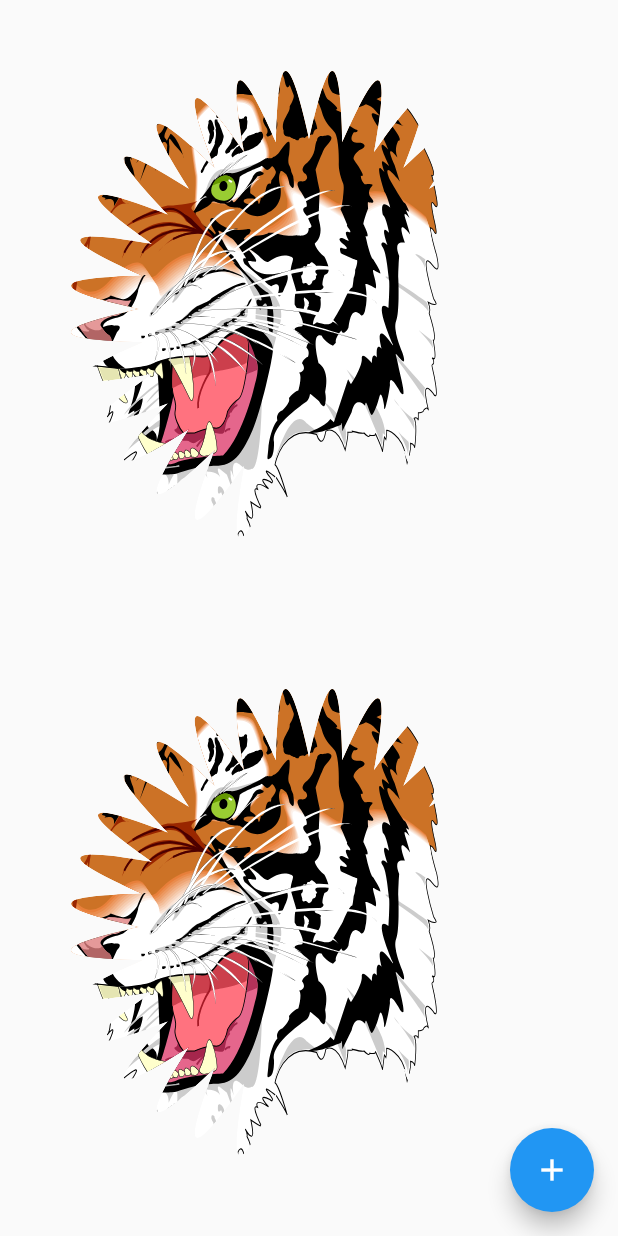
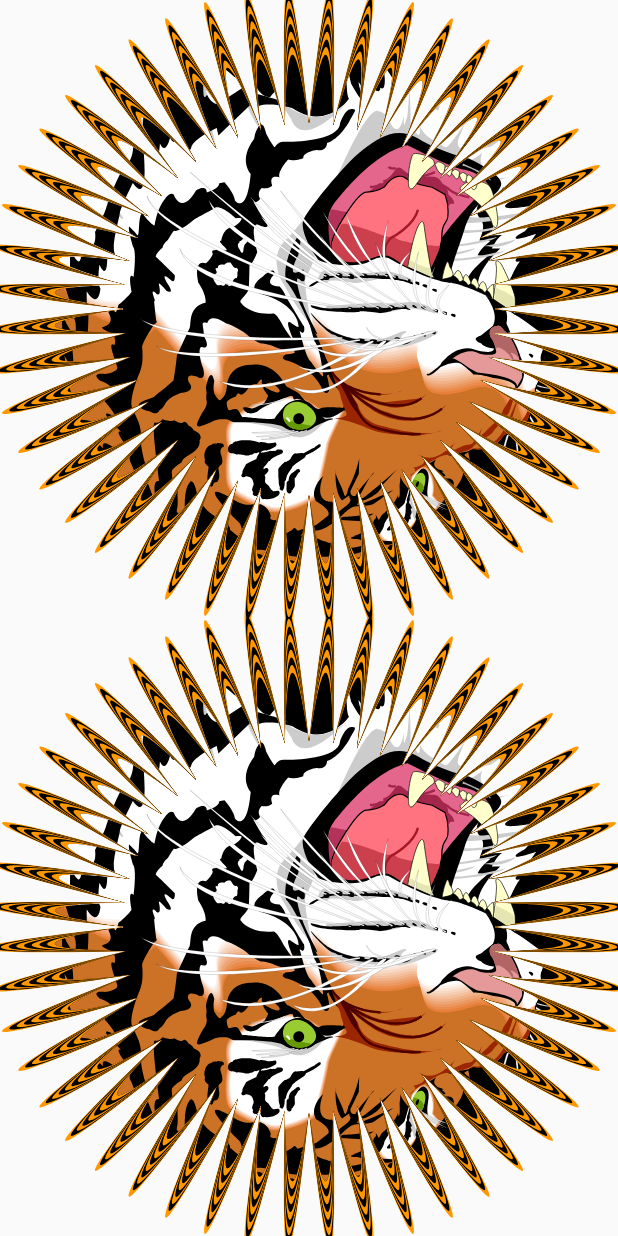
Before and after one commit to zanderso/spendy_rasters, a Flutter app: the screen it shows after launch, on a phone screen of 412 x 824 dp. Run offline on Flutter 3.47's test engine with Material 2 defaults, Android fonts, the phone set to English and light mode, and no system bars; our stand-ins replace flutter_svg.

Commit message:
Better nested clips

```diff
--- a/lib/main.dart
+++ b/lib/main.dart
@@ -3,11 +3,19 @@
 // found in the LICENSE file.
 
 import 'dart:math' as math;
-import 'dart:ui';
 
 import 'package:flutter/material.dart';
 import 'package:flutter_svg/svg.dart' as svg;
-import 'package:page_flip_builder/page_flip_builder.dart' as flip;
+
+const int kStarPoints = 48;   // Number of points on the star-shaped clips.
+                              //   higher -> slower
+const int kStarLayers = 10;   // Number of star-shaped clips stacked up.
+                              //   higher -> slower
+const int kTigerColumns = 1;  // Number of tigers per column in the scroll view
+                              // grid.
+                              //   higher -> slower
+const int kSpinDuration = 5;  // Tiger rotation period in seconds.
+                              //   lower -> faster spinning
 
 void main() {
   runApp(const MyApp());
@@ -18,75 +26,12 @@ class MyApp extends StatelessWidget {
 
   @override
   Widget build(BuildContext context) {
-    return MaterialApp(
+    return const MaterialApp(
       title: 'Flutter Demo',
-      theme: ThemeData(
-        primarySwatch: Colors.blue,
-      ),
-      home: const MyHomePage(title: 'Flutter Demo Home Page'),
-    );
-  }
-}
-
-class MyHomePage extends StatefulWidget {
-  const MyHomePage({super.key, required this.title});
-
-  final String title;
-
-  @override
-  State<MyHomePage> createState() => _MyHomePageState();
-}
-
-class _MyHomePageState extends State<MyHomePage> {
-  int _counter = 0;
-
-  void _incrementCounter() {
-    setState(() {
-      _counter++;
-    });
-  }
-
-  @override
-  Widget build(BuildContext context) {
-    return Scaffold(
-      // appBar: AppBar(
-      //   title: Text(widget.title),
-      // ),
-      body: Center(
-        child: PainfulTigerGrid(count: 200),
-      ),
-//         child: Column(
-//           mainAxisAlignment: MainAxisAlignment.center,
-//           children: <Widget>[
-//             // const Text(
-//             //   'You have pushed the button this many times:',
-//             // ),
-//             // AnimatedRotatingText(
-//             //   text: '$_counter',
-//             //   // style: Theme.of(context).textTheme.headlineMedium,
-//             // ),
-// //             PainfulParagraph(text:
-// // "On the other hand, we denounce with righteous indignation and dislike men who "
-// // "are so beguiled and demoralized by the charms of pleasure of the moment, so "
-// // "blinded by desire, that they cannot foresee the pain and trouble that are bound "
-// // "to ensue; and equal blame belongs to those who fail in their duty through "
-// // "weakness of will, which is the same as saying through shrinking from toil and "
-// // "pain. These cases are perfectly simple and easy to distinguish. In a free hour, "
-// // "when our power of choice is untrammelled and when nothing prevents our being "
-// // "able to do what we like best, every pleasure is to be welcomed and every pain "
-// // "avoided. But in certain circumstances and owing to the claims of duty or the "
-// // "obligations of business it will frequently occur that pleasures have to be "
-// // "repudiated and annoyances accepted. The wise man therefore always holds in "
-// // "these matters to this principle of selection: he rejects pleasures to secure "
-// // "other greater pleasures, or else he endures pains to avoid worse pains."),
-//             PainfulTigerGrid(count: 1),
-//           ],
-//         ),
-//      ),
-      floatingActionButton: FloatingActionButton(
-        onPressed: _incrementCounter,
-        tooltip: 'Increment',
-        child: const Icon(Icons.add),
+      home: Scaffold(
+        body: Center(
+          child: PainfulTigerGrid(count: 200),
+        ),
       ),
     );
   }
@@ -107,120 +52,43 @@ class PainfulAnimation extends StatefulWidget {
 class PainfulAnimationState extends State<PainfulAnimation>
                             with TickerProviderStateMixin {
   late AnimationController _rotationController;
-  late AnimationController _scaleController;
-  late AnimationController _clipController;
-  late AnimationController _flipController;
 
   @override
   void initState() {
     super.initState();
     _rotationController = AnimationController(
       vsync: this,
-      duration: const Duration(seconds: 2),
+      duration: const Duration(seconds: kSpinDuration),
     )
     ..repeat();
-
-    _scaleController = AnimationController(
-      vsync: this,
-      duration: const Duration(seconds: 2),
-    )
-    ..forward();
-    //..repeat(reverse: true);
-
-    _clipController = AnimationController(
-      vsync: this,
-      duration: const Duration(seconds: 15),
-    )
-    ..addListener(() {
-      setState(() {});
-    })
-    ..repeat();
-
-    _flipController = AnimationController(
-      vsync: this,
-      duration: const Duration(seconds: 1),
-    )
-    ..repeat(reverse: true);
   }
 
   @override
   void dispose() {
     _rotationController.dispose();
-    _scaleController.dispose();
-    _clipController.dispose();
-    _flipController.dispose();
     super.dispose();
   }
 
   @override
   Widget build(BuildContext context) {
-    return
-    ClipPath(
-      clipper: StarClipper(
-        32,
-        innerScale: 0.55,
-      ),
-      child: ClipPath(
+    Widget result = RotationTransition(
+      turns: _rotationController,
+      child: widget.child,
+    );
+    for (int i = 0; i < kStarLayers; i++) {
+      result = ClipPath(
         clipper: StarClipper(
-          32,
-          innerScale: 0.55,
+          kStarPoints,
+          outerScale: 1.05 + 0.05 * i,
+          innerScale: 0.60,
         ),
-        child: Transform(
-          transform: Matrix4.rotationY(0.5)
-            ..setEntry(3, 0, 0.0005),
-          child: widget.child,
-        ),
-      ),
-    );
-  }
-
-  Widget _flippingTiger(Widget clip) {
-    return flip.AnimatedPageFlipBuilder(
-      animation: _flipController,
-      showFrontSide: true,
-      frontBuilder: (BuildContext context) {
-        return Column(
-          children: <Widget>[
-            Text(
-              'It is a tiger!',
-              style: Theme.of(context).textTheme.headlineMedium,
-            ),
-            clip,
-          ],
-        );
-      },
-      backBuilder: (BuildContext context) {
-        return Column(
-          children: <Widget>[
-            Text(
-              'Rawrrrr!',
-              style: Theme.of(context).textTheme.headlineMedium,
-            ),
-            Transform(
-              child: clip,
-              alignment: Alignment.center,
-              transform: Matrix4.rotationY(3.1415),
-            ),
-          ],
-        );
-      },
-    );
-  }
-}
-
-class PainfulParagraph extends StatelessWidget {
-  const PainfulParagraph({
-    super.key,
-    required this.text,
-  });
-
-  final String text;
-
-  @override
-  Widget build(BuildContext context) {
-    return PainfulAnimation(
-      child: Text(text),
-    );
+        child: Container(
+          color: i % 2 == 0 ? Colors.black : Colors.orange,
+          child: result,
+        )
+      );
+    }
+    return result;
   }
 }
 
@@ -239,7 +107,6 @@ class PainfulTiger extends StatelessWidget {
   }
 }
 
-
 class PainfulTigerGrid extends StatelessWidget {
   const PainfulTigerGrid({
     super.key,
@@ -254,12 +121,13 @@ class PainfulTigerGrid extends StatelessWidget {
       slivers: <Widget>[
         SliverGrid(
           gridDelegate: const SliverGridDelegateWithFixedCrossAxisCount(
-            crossAxisCount: 1,
+            crossAxisCount: kTigerColumns,
             childAspectRatio: 1.0,
+            mainAxisSpacing: 0.0
           ),
           delegate: SliverChildBuilderDelegate(
             (BuildContext context, int index) {
-              return PainfulTiger(/*width: 250, height: 250*/);
+              return const PainfulTiger();
             },
             childCount: count,
           ),
@@ -269,12 +137,11 @@ class PainfulTigerGrid extends StatelessWidget {
   }
 }
 
-
-// This custom clipper help us achieve n-pointed star shape
 class StarClipper extends CustomClipper<Path> {
   StarClipper(
     this.points, {
     this.degreesOffset = 0.0,
+    this.outerScale = 1.0,
     this.innerScale = 0.5,
   });
 
@@ -282,6 +149,7 @@ class StarClipper extends CustomClipper<Path> {
   final int points;
 
   final double degreesOffset;
+  final double outerScale;
   final double innerScale;
 
   // Degrees to radians conversion
@@ -295,7 +163,7 @@ class StarClipper extends CustomClipper<Path> {
     final double width = size.width;
     final double halfWidth = width / 2;
 
-    final double wingRadius = halfWidth;
+    final double wingRadius = halfWidth * outerScale;
     final double radius = halfWidth * innerScale;
 
     final double degreesPerStep = _degreeToRadian(360 / points);
@@ -326,39 +194,9 @@ class StarClipper extends CustomClipper<Path> {
   @override
   bool shouldReclip(CustomClipper<Path> oldClipper) {
     StarClipper starClipper = oldClipper as StarClipper;
-    return points != starClipper.points || degreesOffset != starClipper.degreesOffset;
+    return points != starClipper.points ||
+           degreesOffset != starClipper.degreesOffset ||
+           innerScale != starClipper.innerScale ||
+           outerScale != starClipper.outerScale;
   }
 }
-
-class RandomBezierClipper extends CustomClipper<Path> {
-  RandomBezierClipper(this.points);
-
-  final int points;
-
-  final math.Random rng = math.Random.secure();
-
-  @override
-  Path getClip(Size size) {
-    final Path path = Path();
-    for (int i = 0; i < points; i++) {
-      final double x1 = rng.nextDouble() * size.width;
-      final double y1 = rng.nextDouble() * size.height;
-      final double x2 = rng.nextDouble() * size.width;
-      final double y2 = rng.nextDouble() * size.height;
-      // final double x3 = rng.nextDouble() * size.width;
-      // final double y3 = rng.nextDouble() * size.height;
-      //path.cubicTo(x1, y1, x2, y2, x3, y3);
-      path.quadraticBezierTo(x1, y1, x2, y2);
-    }
-    path.close();
-    return path;
-  }
-
-  // If the new instance represents different information than the old instance,
-  // this method will return true, otherwise it should return false.
-  @override
-  bool shouldReclip(CustomClipper<Path> oldClipper) {
-    RandomBezierClipper clipper = oldClipper as RandomBezierClipper;
-    return points != clipper.points;
-  }
-}
--- a/pubspec.yaml
+++ b/pubspec.yaml
@@ -1,6 +1,6 @@
 name: spendy_rasters
 description: A few examples that place load on Flutter's raster thread
-publish_to: 'none' # Remove this line if you wish to publish to pub.dev
+publish_to: 'none'
 version: 1.0.0+1
 
 environment:
@@ -10,9 +10,7 @@ dependencies:
   flutter:
     sdk: flutter
 
-  cupertino_icons: ^1.0.2
   flutter_svg: any
-  page_flip_builder: any
 
 dev_dependencies:
   flutter_test:
```
Also changed, not shown: pubspec.lock.
